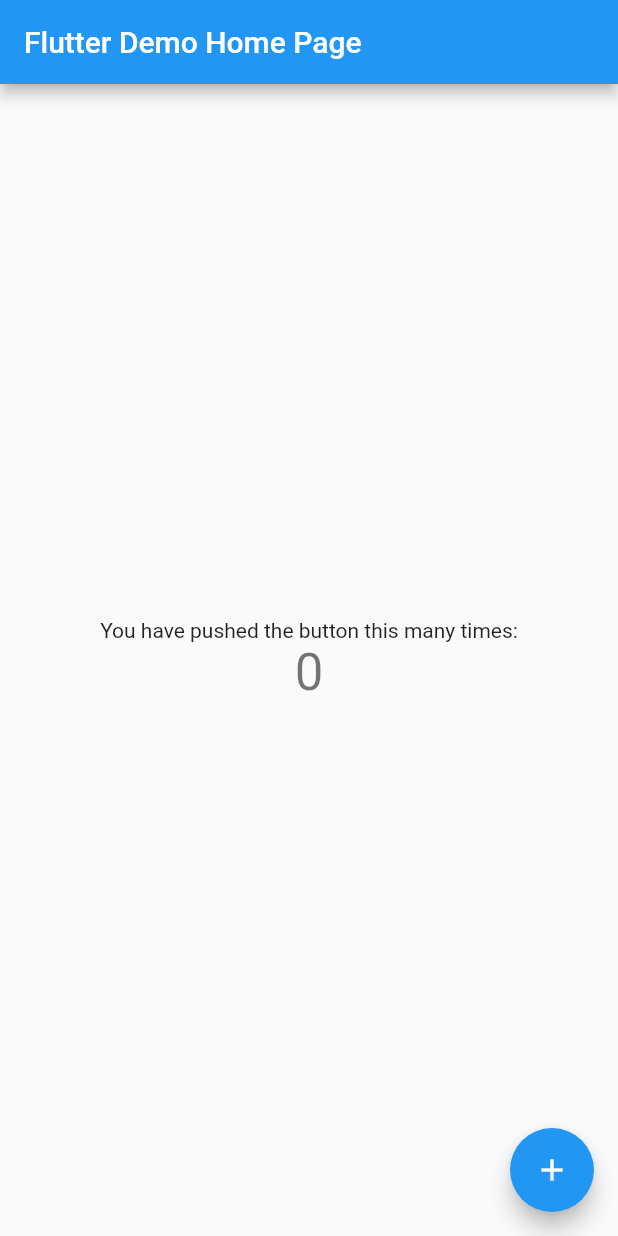
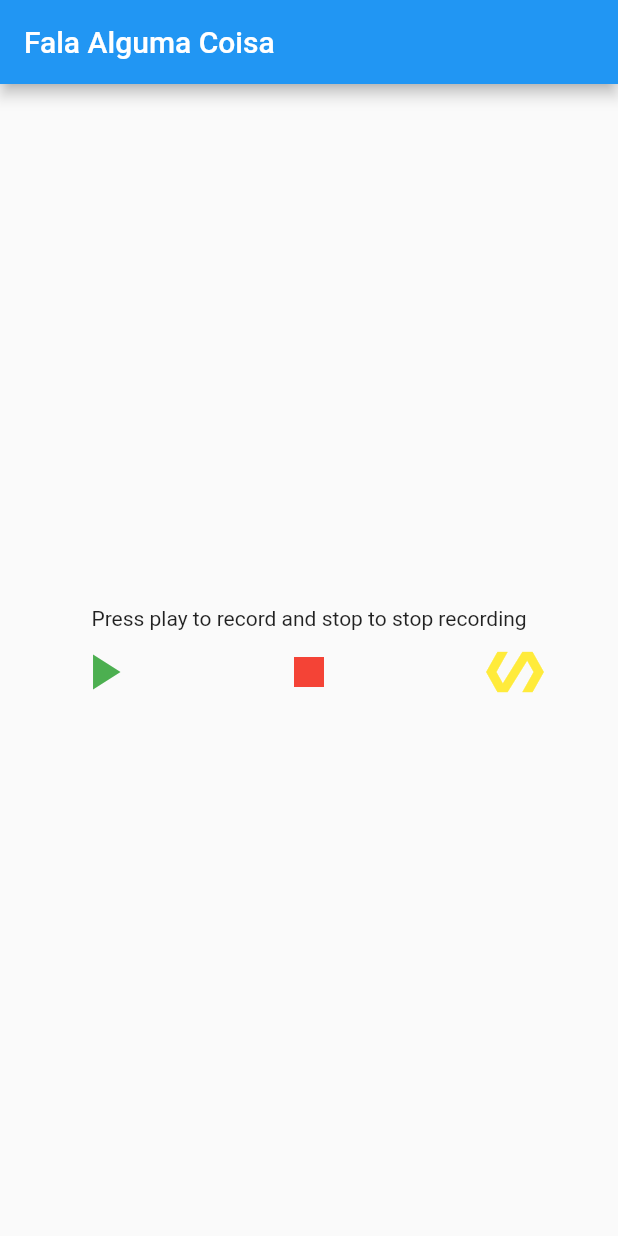
Before and after one commit to gabrieltnishimura/falaalgumacoisa, a Flutter app: the screen it shows after launch, on a phone screen of 412 x 824 dp. Run offline on Flutter 3.47's test engine with Material 2 defaults, Android fonts, the phone set to English and light mode, and no system bars; our stand-ins replace firebase_analytics; missing offline and left inert: flutter_audio_recorder; accounts and stored records are empty.

Commit message:
feature(recording): audio saved to 'getApplicationDocumentsDirectory', also added firebase

```diff
--- a/lib/main.dart
+++ b/lib/main.dart
@@ -1,117 +1,20 @@
+import 'package:firebase_analytics/firebase_analytics.dart';
+import 'package:firebase_analytics/observer.dart';
 import 'package:flutter/material.dart';
 
+import 'wrapper/app-wrapper.dart';
+
 void main() {
-  runApp(MyApp());
+  runApp(FalaAlgumaCoisaApp());
 }
 
-class MyApp extends StatelessWidget {
-  // This widget is the root of your application.
+class FalaAlgumaCoisaApp extends StatelessWidget {
+  static FirebaseAnalytics analytics = FirebaseAnalytics();
+
   @override
   Widget build(BuildContext context) {
     return MaterialApp(
-      title: 'Flutter Demo',
-      theme: ThemeData(
-        // This is the theme of your application.
-        //
-        // Try running your application with "flutter run". You'll see the
-        // application has a blue toolbar. Then, without quitting the app, try
-        // changing the primarySwatch below to Colors.green and then invoke
-        // "hot reload" (press "r" in the console where you ran "flutter run",
-        // or simply save your changes to "hot reload" in a Flutter IDE).
-        // Notice that the counter didn't reset back to zero; the application
-        // is not restarted.
-        primarySwatch: Colors.blue,
-        // This makes the visual density adapt to the platform that you run
-        // the app on. For desktop platforms, the controls will be smaller and
-        // closer together (more dense) than on mobile platforms.
-        visualDensity: VisualDensity.adaptivePlatformDensity,
-      ),
-      home: MyHomePage(title: 'Flutter Demo Home Page'),
-    );
+        home: Scaffold(body: AppWrapper(title: 'Fala Alguma Coisa')),
+        navigatorObservers: [FirebaseAnalyticsObserver(analytics: analytics)]);
   }
 }
-
-class MyHomePage extends StatefulWidget {
-  MyHomePage({Key key, this.title}) : super(key: key);
-
-  // This widget is the home page of your application. It is stateful, meaning
-  // that it has a State object (defined below) that contains fields that affect
-  // how it looks.
-
-  // This class is the configuration for the state. It holds the values (in this
-  // case the title) provided by the parent (in this case the App widget) and
-  // used by the build method of the State. Fields in a Widget subclass are
-  // always marked "final".
-
-  final String title;
-
-  @override
-  _MyHomePageState createState() => _MyHomePageState();
-}
-
-class _MyHomePageState extends State<MyHomePage> {
-  int _counter = 0;
-
-  void _incrementCounter() {
-    setState(() {
-      // This call to setState tells the Flutter framework that something has
-      // changed in this State, which causes it to rerun the build method below
-      // so that the display can reflect the updated values. If we changed
-      // _counter without calling setState(), then the build method would not be
-      // called again, and so nothing would appear to happen.
-      _counter++;
-    });
-  }
-
-  @override
-  Widget build(BuildContext context) {
-    // This method is rerun every time setState is called, for instance as done
-    // by the _incrementCounter method above.
-    //
-    // The Flutter framework has been optimized to make rerunning build methods
-    // fast, so that you can just rebuild anything that needs updating rather
-    // than having to individually change instances of widgets.
-    return Scaffold(
-      appBar: AppBar(
-        // Here we take the value from the MyHomePage object that was created by
-        // the App.build method, and use it to set our appbar title.
-        title: Text(widget.title),
-      ),
-      body: Center(
-        // Center is a layout widget. It takes a single child and positions it
-        // in the middle of the parent.
-        child: Column(
-          // Column is also a layout widget. It takes a list of children and
-          // arranges them vertically. By default, it sizes itself to fit its
-          // children horizontally, and tries to be as tall as its parent.
-          //
-          // Invoke "debug painting" (press "p" in the console, choose the
-          // "Toggle Debug Paint" action from the Flutter Inspector in Android
-          // Studio, or the "Toggle Debug Paint" command in Visual Studio Code)
-          // to see the wireframe for each widget.
-          //
-          // Column has various properties to control how it sizes itself and
-          // how it positions its children. Here we use mainAxisAlignment to
-          // center the children vertically; the main axis here is the vertical
-          // axis because Columns are vertical (the cross axis would be
-          // horizontal).
-          mainAxisAlignment: MainAxisAlignment.center,
-          children: <Widget>[
-            Text(
-              'You have pushed the button this many times:',
-            ),
-            Text(
-              '$_counter',
-              style: Theme.of(context).textTheme.headline4,
-            ),
-          ],
-        ),
-      ),
-      floatingActionButton: FloatingActionButton(
-        onPressed: _incrementCounter,
-        tooltip: 'Increment',
-        child: Icon(Icons.add),
-      ), // This trailing comma makes auto-formatting nicer for build methods.
-    );
-  }
-}
--- /dev/null
+++ b/lib/pages/record-page.dart
@@ -0,0 +1,19 @@
+import 'package:falaalgumacoisa/widgets/record-widget.dart';
+import 'package:flutter/material.dart';
+
+class RecordPage extends StatelessWidget {
+  @override
+  Widget build(BuildContext context) {
+    return Center(
+      child: Column(
+        mainAxisAlignment: MainAxisAlignment.center,
+        children: <Widget>[
+          Text(
+            'Press play to record and stop to stop recording',
+          ),
+          RecordWidget(),
+        ],
+      ),
+    );
+  }
+}
--- /dev/null
+++ b/lib/widgets/record-widget.dart
@@ -0,0 +1,78 @@
+import 'dart:io';
+
+import 'package:flutter/material.dart';
+import 'package:flutter_audio_recorder/flutter_audio_recorder.dart';
+import 'package:path_provider/path_provider.dart';
+
+class RecordWidget extends StatefulWidget {
+  @override
+  _RecordWidget createState() => _RecordWidget();
+}
+
+class _RecordWidget extends State<RecordWidget> {
+  FlutterAudioRecorder _recorder;
+
+  @override
+  Widget build(BuildContext context) {
+    return Row(
+      mainAxisAlignment: MainAxisAlignment.spaceAround,
+      children: <Widget>[
+        IconButton(
+          onPressed: _startRecording,
+          icon: Icon(Icons.play_arrow),
+          color: Colors.green,
+          iconSize: 40,
+        ),
+        IconButton(
+          onPressed: _stopRecording,
+          icon: Icon(Icons.stop),
+          color: Colors.red,
+          iconSize: 40,
+        ),
+        IconButton(
+          onPressed: _getConfig,
+          icon: Icon(Icons.polymer),
+          color: Colors.yellow,
+          iconSize: 40,
+        ),
+      ],
+    );
+  }
+
+  Future<String> get _localPath async {
+    final directory = await getApplicationDocumentsDirectory();
+
+    return directory.path;
+  }
+
+  void _getConfig() async {
+    print('[CONFIG] empty for now');
+    // final RemoteConfig remoteConfig = await RemoteConfig.instance;
+    // await remoteConfig.fetch(expiration: const Duration(hours: 5));
+    // await remoteConfig.activateFetched();
+    // print('welcome message: ' + remoteConfig.getString('welcome'));
+  }
+
+  void _startRecording() async {
+    await FlutterAudioRecorder.hasPermissions;
+    final String path = await _localPath;
+    final String filepath = '$path/file.wav';
+    File tempLocalFile = File(filepath);
+    if (await tempLocalFile.exists()) {
+      print('[RECORDING] Cleaning up files');
+      await tempLocalFile.delete();
+    }
+
+    _recorder = FlutterAudioRecorder(filepath,
+        audioFormat: AudioFormat.WAV, sampleRate: 16000);
+    await _recorder.initialized;
+    await _recorder.start();
+    print('[RECORDING] Started');
+  }
+
+  void _stopRecording() async {
+    print('[RECORDING] Stopped');
+    var result = await _recorder.stop();
+    print(result.path);
+  }
+}
--- /dev/null
+++ b/lib/wrapper/app-wrapper.dart
@@ -0,0 +1,21 @@
+import 'package:falaalgumacoisa/pages/record-page.dart';
+import 'package:flutter/material.dart';
+
+class AppWrapper extends StatefulWidget {
+  AppWrapper({Key key, this.title}) : super(key: key);
+  final String title;
+
+  @override
+  _AppWrapperState createState() => _AppWrapperState();
+}
+
+class _AppWrapperState extends State<AppWrapper> {
+  @override
+  Widget build(BuildContext context) {
+    return Scaffold(
+        appBar: AppBar(
+          title: Text(widget.title),
+        ),
+        body: RecordPage());
+  }
+}
```
Also changed, not shown: pubspec.yaml (+7 -63 lines), pubspec.lock, 11 other files.
